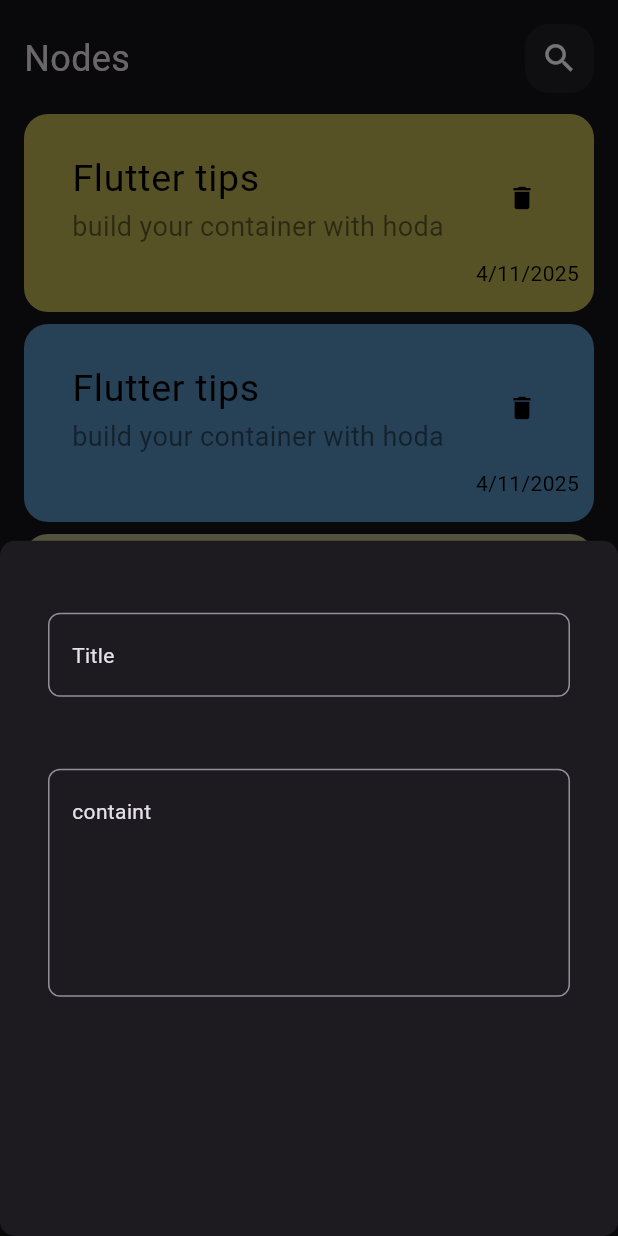
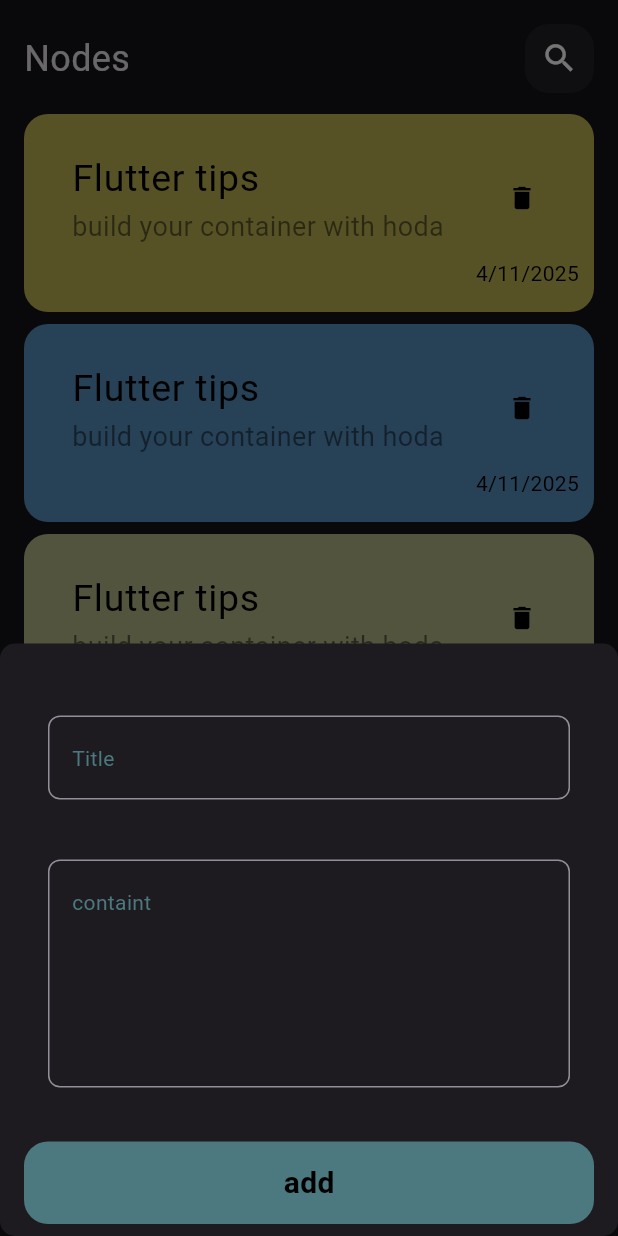
Before and after one commit to Hoda-ramadan/Nodes_app, a Flutter app: the screen it shows after launch, after a tap on the "add" icon, on a phone screen of 412 x 824 dp. Run offline on Flutter 3.47's test engine with Material 3 defaults, Android fonts, the phone set to English and light mode, and no system bars.

Commit message:
finsh nodes buttom sheet

```diff
--- a/lib/widgets/AddModelButtomsheet.dart
+++ b/lib/widgets/AddModelButtomsheet.dart
@@ -1,4 +1,5 @@
 import 'package:flutter/material.dart';
+import 'package:nodes_app/widgets/CustomButtom.dart';
 import 'package:nodes_app/widgets/custom_text_fild.dart';
 
 class AddModelButtomSheet extends StatelessWidget {
@@ -8,13 +9,18 @@
   Widget build(BuildContext context) {
     return Padding(
       padding: const EdgeInsets.symmetric(horizontal: 16),
+      child: SingleChildScrollView(
         child: Column(
           children: [
             SizedBox(height: 32),
             CustomTextFild(hint: 'Title'),
-          SizedBox(height: 16),
+            SizedBox(height: 8),
             CustomTextFild(hint: "containt", maxline: 5),
+            SizedBox(height: 20),
+            CustomButtom(),
+            SizedBox(height: 8),
           ],
+        ),
       ),
     );
   }
--- /dev/null
+++ b/lib/widgets/CustomButtom.dart
@@ -0,0 +1,27 @@
+import 'package:flutter/material.dart';
+
+class CustomButtom extends StatelessWidget {
+  const CustomButtom({super.key});
+
+  @override
+  Widget build(BuildContext context) {
+    return Container(
+      decoration: BoxDecoration(
+        borderRadius: BorderRadius.circular(16),
+        color: const Color(0xFF4B797F),
+      ),
+      width: MediaQuery.of(context).size.width,
+      height: 55,
+      child: Center(
+        child: Text(
+          "add",
+          style: TextStyle(
+            fontSize: 20,
+            color: Colors.black,
+            fontWeight: FontWeight.bold,
+          ),
+        ),
+      ),
+    );
+  }
+}
--- a/lib/widgets/custom_text_fild.dart
+++ b/lib/widgets/custom_text_fild.dart
@@ -10,7 +10,11 @@
       padding: const EdgeInsets.all(16),
       child: TextField(
         maxLines: maxline,
-        decoration: InputDecoration(border: buildBorder(), hint: Text(hint)),
+        decoration: InputDecoration(
+          border: buildBorder(),
+
+          hint: Text(hint, style: TextStyle(color: const Color(0xFF4B797F))),
+        ),
       ),
     );
   }
```
Lines whose indentation alone changed are shown as unchanged.
